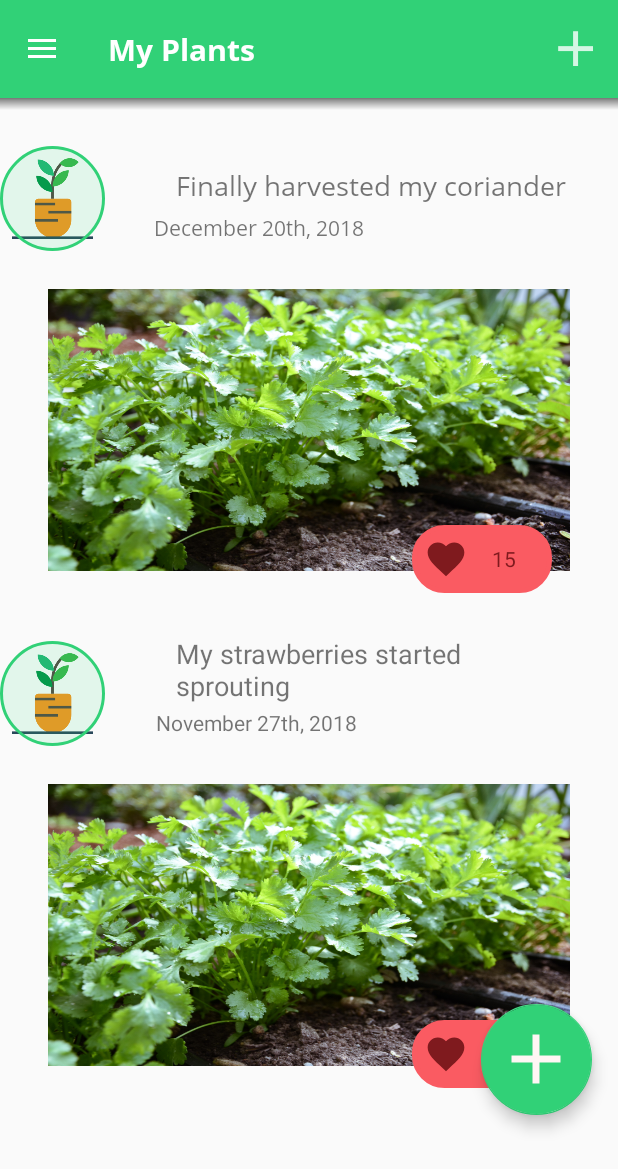
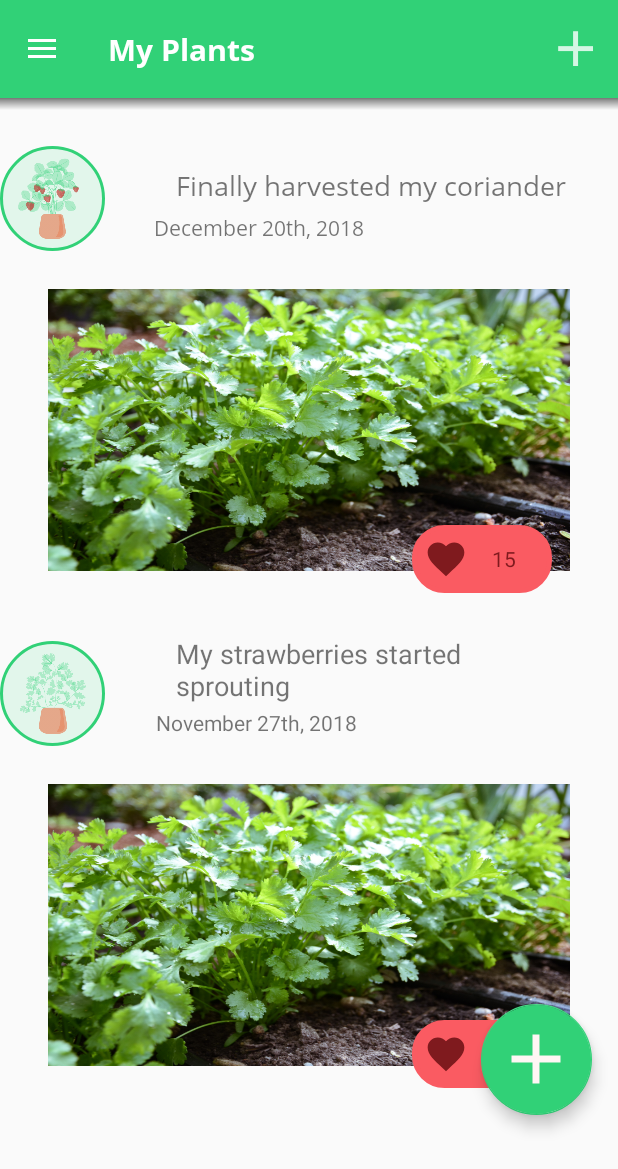
Before and after one commit to DigitalSocietySchool/GrowkitApp, an Android app: the fragment MyMilestonesFragment placed in its activity, on a phone screen of 412 x 824 dp. Shown: the top 1169 px of the screen. Run offline under Robolectric (Android 15) with nearby library versions, the phone set to English and light mode, and no system bars; our stand-ins replace ButterKnife, Firebase (no records; nobody signed in at launch, a user with empty details on screens opened directly).

Commit message:
UI community

```diff
--- a/App/AndroidStudioProjects/MyApplication/app/src/main/res/layout/fragment_my_milestones.xml
+++ b/App/AndroidStudioProjects/MyApplication/app/src/main/res/layout/fragment_my_milestones.xml
@@ -91,7 +91,7 @@
                     app:layout_constraintEnd_toEndOf="@+id/plant_circle_image6"
                     app:layout_constraintStart_toStartOf="@+id/plant_circle_image6"
                     app:layout_constraintTop_toTopOf="@+id/plant_circle_image6"
-                    app:srcCompat="@drawable/flowerpot"
+                    app:srcCompat="@drawable/strawberry"
                     tools:ignore="DuplicateIds" />
 
                 <TextView
@@ -225,7 +225,7 @@
                     app:layout_constraintEnd_toEndOf="@+id/plant_circle_image6"
                     app:layout_constraintStart_toStartOf="@+id/plant_circle_image6"
                     app:layout_constraintTop_toTopOf="@+id/plant_circle_image6"
-                    app:srcCompat="@drawable/flowerpot"
+                    app:srcCompat="@drawable/coriander"
                     tools:ignore="DuplicateIds" />
 
                 <TextView
--- a/App/AndroidStudioProjects/MyApplication/app/src/main/res/layout/fragment_my_milestones_friends.xml
+++ b/App/AndroidStudioProjects/MyApplication/app/src/main/res/layout/fragment_my_milestones_friends.xml
@@ -70,7 +70,7 @@
                     app:layout_constraintEnd_toEndOf="@+id/plant_circle_image6"
                     app:layout_constraintStart_toStartOf="@+id/plant_circle_image6"
                     app:layout_constraintTop_toTopOf="@+id/plant_circle_image6"
-                    app:srcCompat="@drawable/flowerpot"
+                    app:srcCompat="@drawable/faces_1"
                     tools:ignore="DuplicateIds" />
 
                 <TextView
@@ -204,7 +204,7 @@
                     app:layout_constraintEnd_toEndOf="@+id/plant_circle_image6"
                     app:layout_constraintStart_toStartOf="@+id/plant_circle_image6"
                     app:layout_constraintTop_toTopOf="@+id/plant_circle_image6"
-                    app:srcCompat="@drawable/flowerpot"
+                    app:srcCompat="@drawable/faces_2"
                     tools:ignore="DuplicateIds" />
 
                 <TextView
```
